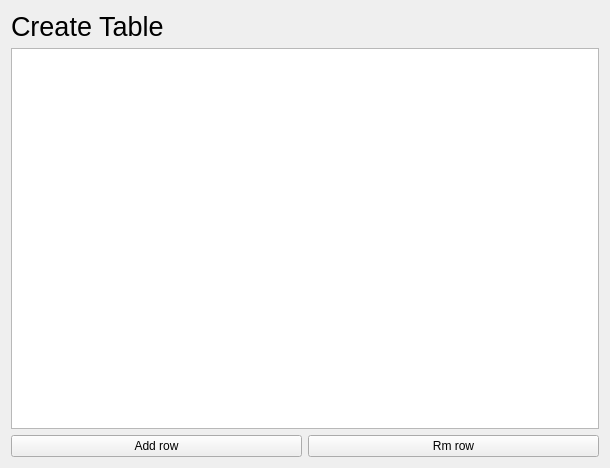
gitnitrosbase/QtAdmin, file NBAdmin_cmake/CreateTableTab.ui: the form before one commit.
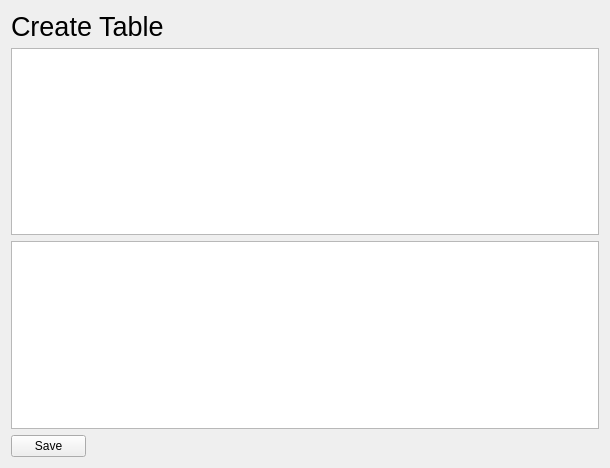
The form after the commit.

Commit message: fixed rows in table

What changed in the file:
```diff
--- a/NBAdmin_cmake/CreateTableTab.ui
+++ b/NBAdmin_cmake/CreateTableTab.ui
@@ -20,6 +20,9 @@
    <string>Form</string>
   </property>
   <layout class="QGridLayout" name="gridLayout">
+   <item row="1" column="0" colspan="2">
+    <widget class="QTableWidget" name="tableWidget"/>
+   </item>
    <item row="0" column="0">
     <widget class="QLabel" name="label">
      <property name="text">
@@ -27,22 +30,34 @@
      </property>
     </widget>
    </item>
-   <item row="2" column="0">
+   <item row="3" column="0">
     <widget class="QPushButton" name="pushButton">
-     <property name="text">
-      <string>Add row</string>
+     <property name="maximumSize">
+      <size>
+       <width>75</width>
+       <height>16777215</height>
+      </size>
      </property>
-    </widget>
-   </item>
-   <item row="2" column="1">
-    <widget class="QPushButton" name="pushButton_2">
      <property name="text">
-      <string>Rm row</string>
+      <string>Save</string>
      </property>
     </widget>
    </item>
-   <item row="1" column="0" colspan="2">
-    <widget class="QTableWidget" name="tableWidget"/>
+   <item row="2" column="0" colspan="2">
+    <widget class="QTextBrowser" name="textBrowser"/>
+   </item>
+   <item row="3" column="1">
+    <spacer name="horizontalSpacer">
+     <property name="orientation">
+      <enum>Qt::Horizontal</enum>
+     </property>
+     <property name="sizeHint" stdset="0">
+      <size>
+       <width>40</width>
+       <height>20</height>
+      </size>
+     </property>
+    </spacer>
    </item>
   </layout>
  </widget>
```
The commit also changes 2 other files.
